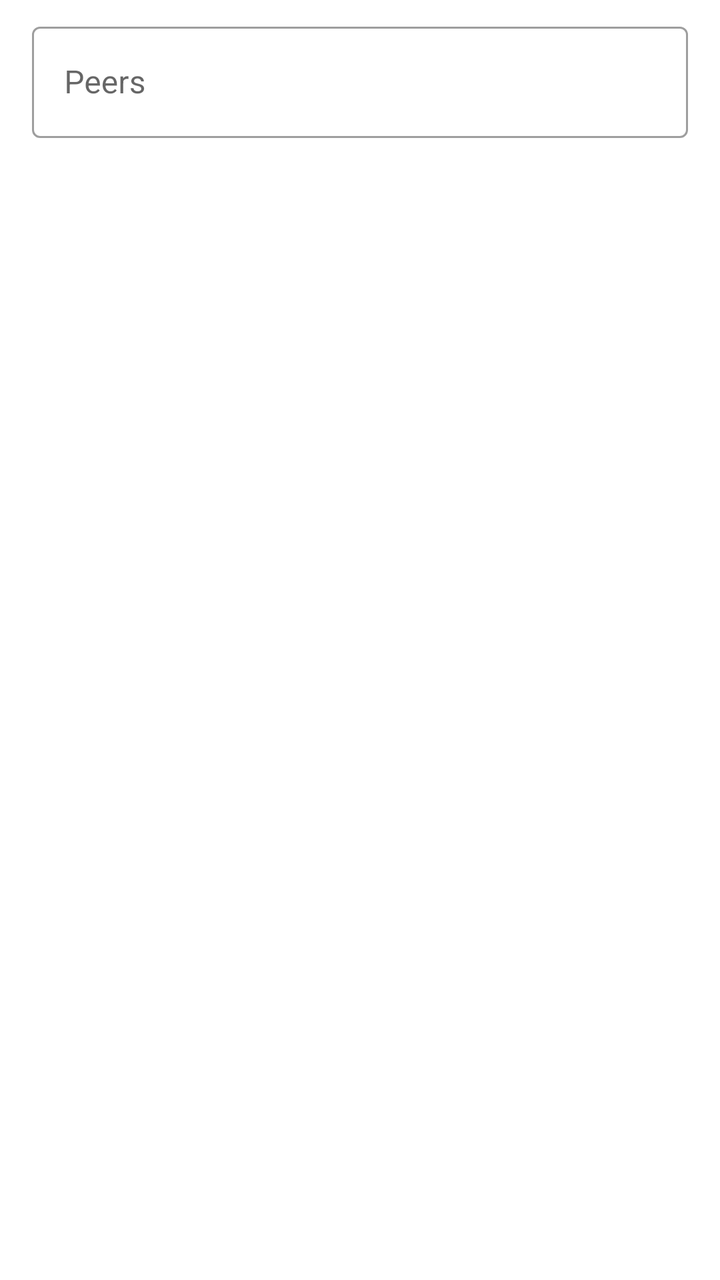
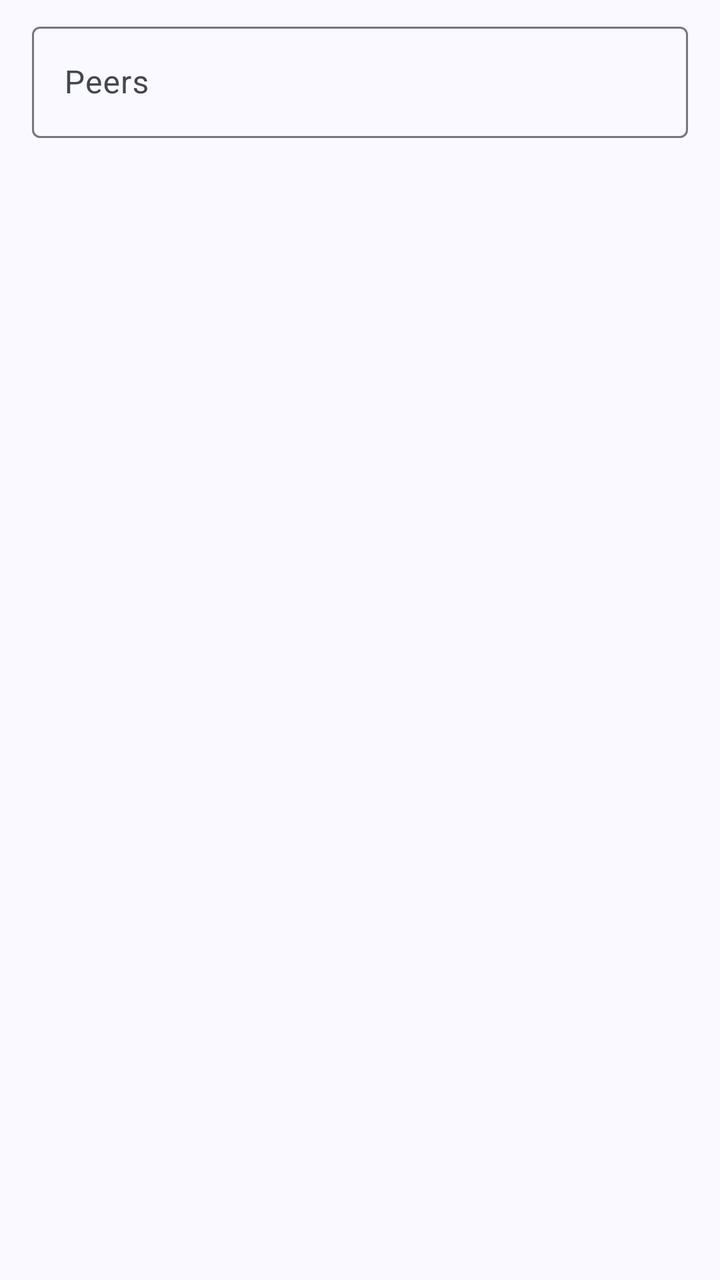

The first picture is an Android layout as it rendered before a commit; the second is the same layout after the commit. The layout source and the unified diff follow.
<!-- AndroidManifest.xml: application theme AppTheme -->
<!-- res/layout/dialog_torrent_peers_add.xml -->
<?xml version="1.0" encoding="utf-8"?>
<FrameLayout xmlns:android="http://schemas.android.com/apk/res/android"
    android:layout_width="match_parent"
    android:layout_height="wrap_content">

    <com.google.android.material.textfield.TextInputLayout
        style="@style/Widget.MaterialComponents.TextInputLayout.OutlinedBox"
        android:layout_width="match_parent"
        android:layout_height="wrap_content"
        android:layout_marginHorizontal="16dp"
        android:layout_marginTop="8dp">

        <com.google.android.material.textfield.TextInputEditText
            android:id="@+id/edit_peers"
            android:layout_width="match_parent"
            android:layout_height="wrap_content"
            android:hint="@string/torrent_peers_add_hint"
            android:inputType="textMultiLine"
            android:maxLines="10" />

    </com.google.android.material.textfield.TextInputLayout>

</FrameLayout>
<!-- resources referenced by this layout -->
<resources>
  <style name="AppTheme" parent="Theme.MaterialComponents.DayNight.NoActionBar">
          <item name="colorPrimary">@color/color_primary</item>
          <item name="colorPrimaryDark">@color/color_primary_dark</item>
          <item name="colorPrimaryVariant">@color/color_primary_variant</item>
          <item name="colorOnPrimary">@color/color_on_primary</item>
  
          <item name="colorSecondary">@color/color_secondary</item>
          <item name="colorSecondaryVariant">@color/color_secondary_variant</item>
          <item name="colorOnSecondary">@color/color_on_secondary</item>
  
          <item name="windowActionModeOverlay">true</item>
          <item name="actionBarTheme">@style/AppTheme.ToolbarOverlay</item>
  
          <item name="android:textAlignment">viewStart</item>
  
          <item name="snackbarTextViewStyle">@style/AppTheme.SnackbarTextViewStyle</item>
  
          <item name="android:statusBarColor">@color/status_bar_color</item>
          <item name="android:navigationBarColor">@color/navigation_bar_color</item>
      </style>
  <color name="color_primary">#03A9F4</color>
  <color name="color_primary_dark">#007AC1</color>
  <color name="color_primary_variant">#007AC1</color>
  <color name="color_on_primary">#FFFFFF</color>
  <color name="color_secondary">#FFB300</color>
  <color name="color_secondary_variant">#C68400</color>
  <color name="color_on_secondary">#000000</color>
  <style name="AppTheme.ToolbarOverlay" parent="ThemeOverlay.MaterialComponents.Dark.ActionBar" />
  <style name="AppTheme.SnackbarTextViewStyle" parent="Widget.MaterialComponents.Snackbar.TextView">
          <item name="android:maxLines">15</item>
      </style>
  <color name="status_bar_color">@color/color_primary</color>
  <color name="navigation_bar_color">@android:color/transparent</color>
  <!-- unchanged entries left out for length: 1 -->
</resources>

<!-- the commit's change to res/layout/dialog_torrent_peers_add.xml (unified diff, before → after) -->
@@ -4,7 +4,7 @@
     android:layout_height="wrap_content">
 
     <com.google.android.material.textfield.TextInputLayout
-        style="@style/Widget.MaterialComponents.TextInputLayout.OutlinedBox"
+        style="@style/Widget.Material3.TextInputLayout.OutlinedBox"
         android:layout_width="match_parent"
         android:layout_height="wrap_content"
         android:layout_marginHorizontal="16dp"
<!-- resource entries referenced after the edit -->
@@ -1,38 +1,107 @@
 <!-- resources referenced by this layout -->
 <resources>
-  <style name="AppTheme" parent="Theme.MaterialComponents.DayNight.NoActionBar">
-          <item name="colorPrimary">@color/color_primary</item>
-          <item name="colorPrimaryDark">@color/color_primary_dark</item>
-          <item name="colorPrimaryVariant">@color/color_primary_variant</item>
-          <item name="colorOnPrimary">@color/color_on_primary</item>
+  <style name="AppTheme" parent="Theme.Material3.DayNight.NoActionBar">
+          <item name="colorPrimary">@color/md_theme_primary</item>
+          <item name="colorOnPrimary">@color/md_theme_onPrimary</item>
+          <item name="colorPrimaryContainer">@color/md_theme_primaryContainer</item>
+          <item name="colorOnPrimaryContainer">@color/md_theme_onPrimaryContainer</item>
+          <item name="colorSecondary">@color/md_theme_secondary</item>
+          <item name="colorOnSecondary">@color/md_theme_onSecondary</item>
+          <item name="colorSecondaryContainer">@color/md_theme_secondaryContainer</item>
+          <item name="colorOnSecondaryContainer">@color/md_theme_onSecondaryContainer</item>
+          <item name="colorTertiary">@color/md_theme_tertiary</item>
+          <item name="colorOnTertiary">@color/md_theme_onTertiary</item>
+          <item name="colorTertiaryContainer">@color/md_theme_tertiaryContainer</item>
+          <item name="colorOnTertiaryContainer">@color/md_theme_onTertiaryContainer</item>
+          <item name="colorError">@color/md_theme_error</item>
+          <item name="colorOnError">@color/md_theme_onError</item>
+          <item name="colorErrorContainer">@color/md_theme_errorContainer</item>
+          <item name="colorOnErrorContainer">@color/md_theme_onErrorContainer</item>
+          <item name="android:colorBackground">@color/md_theme_background</item>
+          <item name="colorOnBackground">@color/md_theme_onBackground</item>
+          <item name="colorSurface">@color/md_theme_surface</item>
+          <item name="colorOnSurface">@color/md_theme_onSurface</item>
+          <item name="colorSurfaceVariant">@color/md_theme_surfaceVariant</item>
+          <item name="colorOnSurfaceVariant">@color/md_theme_onSurfaceVariant</item>
+          <item name="colorOutline">@color/md_theme_outline</item>
+          <item name="colorOutlineVariant">@color/md_theme_outlineVariant</item>
+          <item name="colorSurfaceInverse">@color/md_theme_inverseSurface</item>
+          <item name="colorOnSurfaceInverse">@color/md_theme_inverseOnSurface</item>
+          <item name="colorPrimaryInverse">@color/md_theme_inversePrimary</item>
+          <item name="colorPrimaryFixed">@color/md_theme_primaryFixed</item>
+          <item name="colorOnPrimaryFixed">@color/md_theme_onPrimaryFixed</item>
+          <item name="colorPrimaryFixedDim">@color/md_theme_primaryFixedDim</item>
+          <item name="colorOnPrimaryFixedVariant">@color/md_theme_onPrimaryFixedVariant</item>
+          <item name="colorSecondaryFixed">@color/md_theme_secondaryFixed</item>
+          <item name="colorOnSecondaryFixed">@color/md_theme_onSecondaryFixed</item>
+          <item name="colorSecondaryFixedDim">@color/md_theme_secondaryFixedDim</item>
+          <item name="colorOnSecondaryFixedVariant">@color/md_theme_onSecondaryFixedVariant</item>
+          <item name="colorTertiaryFixed">@color/md_theme_tertiaryFixed</item>
+          <item name="colorOnTertiaryFixed">@color/md_theme_onTertiaryFixed</item>
+          <item name="colorTertiaryFixedDim">@color/md_theme_tertiaryFixedDim</item>
+          <item name="colorOnTertiaryFixedVariant">@color/md_theme_onTertiaryFixedVariant</item>
+          <item name="colorSurfaceDim">@color/md_theme_surfaceDim</item>
+          <item name="colorSurfaceBright">@color/md_theme_surfaceBright</item>
+          <item name="colorSurfaceContainerLowest">@color/md_theme_surfaceContainerLowest</item>
+          <item name="colorSurfaceContainerLow">@color/md_theme_surfaceContainerLow</item>
+          <item name="colorSurfaceContainer">@color/md_theme_surfaceContainer</item>
+          <item name="colorSurfaceContainerHigh">@color/md_theme_surfaceContainerHigh</item>
+          <item name="colorSurfaceContainerHighest">@color/md_theme_surfaceContainerHighest</item>
   
-          <item name="colorSecondary">@color/color_secondary</item>
-          <item name="colorSecondaryVariant">@color/color_secondary_variant</item>
-          <item name="colorOnSecondary">@color/color_on_secondary</item>
+          <item name="materialCardViewStyle">@style/Widget.Material3.CardView.Elevated</item>
+          <item name="snackbarTextViewStyle">@style/AppTheme.SnackbarTextViewStyle</item>
   
           <item name="windowActionModeOverlay">true</item>
-          <item name="actionBarTheme">@style/AppTheme.ToolbarOverlay</item>
-  
-          <item name="android:textAlignment">viewStart</item>
-  
-          <item name="snackbarTextViewStyle">@style/AppTheme.SnackbarTextViewStyle</item>
-  
-          <item name="android:statusBarColor">@color/status_bar_color</item>
-          <item name="android:navigationBarColor">@color/navigation_bar_color</item>
       </style>
-  <color name="color_primary">#03A9F4</color>
-  <color name="color_primary_dark">#007AC1</color>
-  <color name="color_primary_variant">#007AC1</color>
-  <color name="color_on_primary">#FFFFFF</color>
-  <color name="color_secondary">#FFB300</color>
-  <color name="color_secondary_variant">#C68400</color>
-  <color name="color_on_secondary">#000000</color>
-  <style name="AppTheme.ToolbarOverlay" parent="ThemeOverlay.MaterialComponents.Dark.ActionBar" />
-  <style name="AppTheme.SnackbarTextViewStyle" parent="Widget.MaterialComponents.Snackbar.TextView">
+  <color name="md_theme_primary">#415F91</color>
+  <color name="md_theme_onPrimary">#FFFFFF</color>
+  <color name="md_theme_primaryContainer">#D6E3FF</color>
+  <color name="md_theme_onPrimaryContainer">#001B3E</color>
+  <color name="md_theme_secondary">#565F71</color>
+  <color name="md_theme_onSecondary">#FFFFFF</color>
+  <color name="md_theme_secondaryContainer">#DAE2F9</color>
+  <color name="md_theme_onSecondaryContainer">#131C2B</color>
+  <color name="md_theme_tertiary">#705575</color>
+  <color name="md_theme_onTertiary">#FFFFFF</color>
+  <color name="md_theme_tertiaryContainer">#FAD8FD</color>
+  <color name="md_theme_onTertiaryContainer">#28132E</color>
+  <color name="md_theme_error">#BA1A1A</color>
+  <color name="md_theme_onError">#FFFFFF</color>
+  <color name="md_theme_errorContainer">#FFDAD6</color>
+  <color name="md_theme_onErrorContainer">#410002</color>
+  <color name="md_theme_background">#F9F9FF</color>
+  <color name="md_theme_onBackground">#191C20</color>
+  <color name="md_theme_surface">#F9F9FF</color>
+  <color name="md_theme_onSurface">#191C20</color>
+  <color name="md_theme_surfaceVariant">#E0E2EC</color>
+  <color name="md_theme_onSurfaceVariant">#44474E</color>
+  <color name="md_theme_outline">#74777F</color>
+  <color name="md_theme_outlineVariant">#C4C6D0</color>
+  <color name="md_theme_inverseSurface">#2E3036</color>
+  <color name="md_theme_inverseOnSurface">#F0F0F7</color>
+  <color name="md_theme_inversePrimary">#AAC7FF</color>
+  <color name="md_theme_primaryFixed">#D6E3FF</color>
+  <color name="md_theme_onPrimaryFixed">#001B3E</color>
+  <color name="md_theme_primaryFixedDim">#AAC7FF</color>
+  <color name="md_theme_onPrimaryFixedVariant">#284777</color>
+  <color name="md_theme_secondaryFixed">#DAE2F9</color>
+  <color name="md_theme_onSecondaryFixed">#131C2B</color>
+  <color name="md_theme_secondaryFixedDim">#BEC6DC</color>
+  <color name="md_theme_onSecondaryFixedVariant">#3E4759</color>
+  <color name="md_theme_tertiaryFixed">#FAD8FD</color>
+  <color name="md_theme_onTertiaryFixed">#28132E</color>
+  <color name="md_theme_tertiaryFixedDim">#DDBCE0</color>
+  <color name="md_theme_onTertiaryFixedVariant">#573E5C</color>
+  <color name="md_theme_surfaceDim">#D9D9E0</color>
+  <color name="md_theme_surfaceBright">#F9F9FF</color>
+  <color name="md_theme_surfaceContainerLowest">#FFFFFF</color>
+  <color name="md_theme_surfaceContainerLow">#F3F3FA</color>
+  <color name="md_theme_surfaceContainer">#EDEDF4</color>
+  <color name="md_theme_surfaceContainerHigh">#E7E8EE</color>
+  <color name="md_theme_surfaceContainerHighest">#E2E2E9</color>
+  <style name="AppTheme.SnackbarTextViewStyle" parent="Widget.Material3.Snackbar.TextView">
           <item name="android:maxLines">15</item>
       </style>
-  <color name="status_bar_color">@color/color_primary</color>
-  <color name="navigation_bar_color">@android:color/transparent</color>
   <!-- unchanged entries left out for length: 1 -->
 </resources>
 
